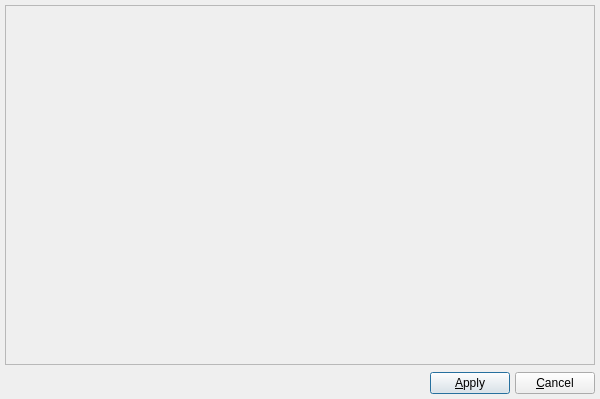
This is libs/libgui/ui/baseform.ui in maniac787/pgmodeler as Qt 5 draws it before an edit. The edited form follows.
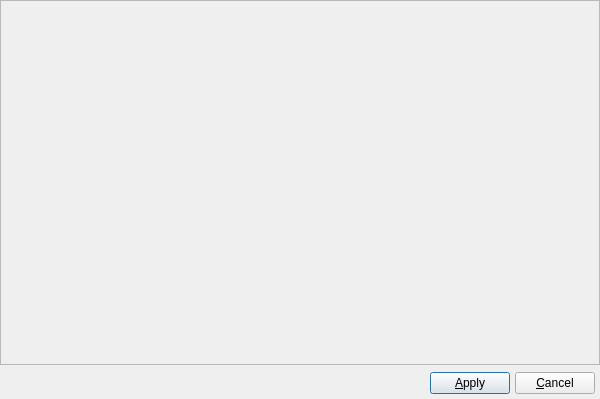
This is the edited form. Icons and pictures are not drawn.

Commit message: Improve CodePreviewWidget UI and fix layout configuration

Patch:
```diff
--- a/libs/libgui/ui/baseform.ui
+++ b/libs/libgui/ui/baseform.ui
@@ -26,23 +26,39 @@
    <iconset resource="../../../priv-plugins/res/logoicons.qrc">
     <normaloff>:/icons/icons/pgmodeler_logo.png</normaloff>:/icons/icons/pgmodeler_logo.png</iconset>
   </property>
-  <layout class="QGridLayout" name="gridLayout_2">
+  <layout class="QVBoxLayout" name="verticalLayout">
+   <property name="spacing">
+    <number>0</number>
+   </property>
    <property name="leftMargin">
-    <number>5</number>
+    <number>0</number>
    </property>
    <property name="topMargin">
-    <number>5</number>
+    <number>0</number>
    </property>
    <property name="rightMargin">
-    <number>5</number>
+    <number>0</number>
    </property>
    <property name="bottomMargin">
-    <number>5</number>
+    <number>0</number>
    </property>
-   <property name="spacing">
-    <number>5</number>
-   </property>
-   <item row="1" column="0">
+   <item>
+    <widget class="QFrame" name="main_frm">
+     <property name="sizePolicy">
+      <sizepolicy hsizetype="Expanding" vsizetype="Expanding">
+       <horstretch>0</horstretch>
+       <verstretch>0</verstretch>
+      </sizepolicy>
+     </property>
+     <property name="frameShape">
+      <enum>QFrame::Shape::StyledPanel</enum>
+     </property>
+     <property name="lineWidth">
+      <number>1</number>
+     </property>
+    </widget>
+   </item>
+   <item>
     <widget class="QWidget" name="buttons_wgt" native="true">
      <property name="autoFillBackground">
       <bool>false</bool>
@@ -66,16 +82,16 @@
       <item row="0" column="0">
        <layout class="QGridLayout" name="buttons_lt">
         <property name="leftMargin">
-         <number>0</number>
+         <number>5</number>
         </property>
         <property name="topMargin">
-         <number>0</number>
+         <number>5</number>
         </property>
         <property name="rightMargin">
-         <number>0</number>
+         <number>5</number>
         </property>
         <property name="bottomMargin">
-         <number>0</number>
+         <number>5</number>
         </property>
         <property name="spacing">
          <number>5</number>
@@ -217,22 +233,6 @@
      </layout>
     </widget>
    </item>
-   <item row="0" column="0">
-    <widget class="QFrame" name="main_frm">
-     <property name="sizePolicy">
-      <sizepolicy hsizetype="Expanding" vsizetype="Expanding">
-       <horstretch>0</horstretch>
-       <verstretch>0</verstretch>
-      </sizepolicy>
-     </property>
-     <property name="frameShape">
-      <enum>QFrame::Shape::StyledPanel</enum>
-     </property>
-     <property name="frameShadow">
-      <enum>QFrame::Shadow::Sunken</enum>
-     </property>
-    </widget>
-   </item>
   </layout>
  </widget>
  <resources>
```
The commit also changes 10 other files.
